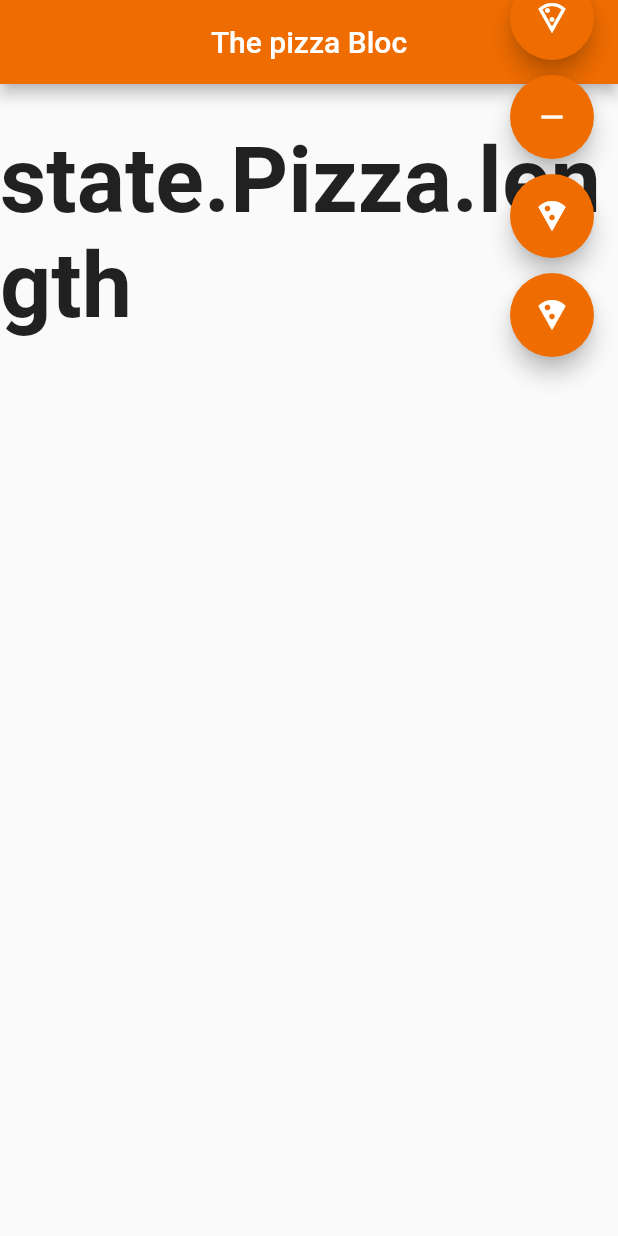
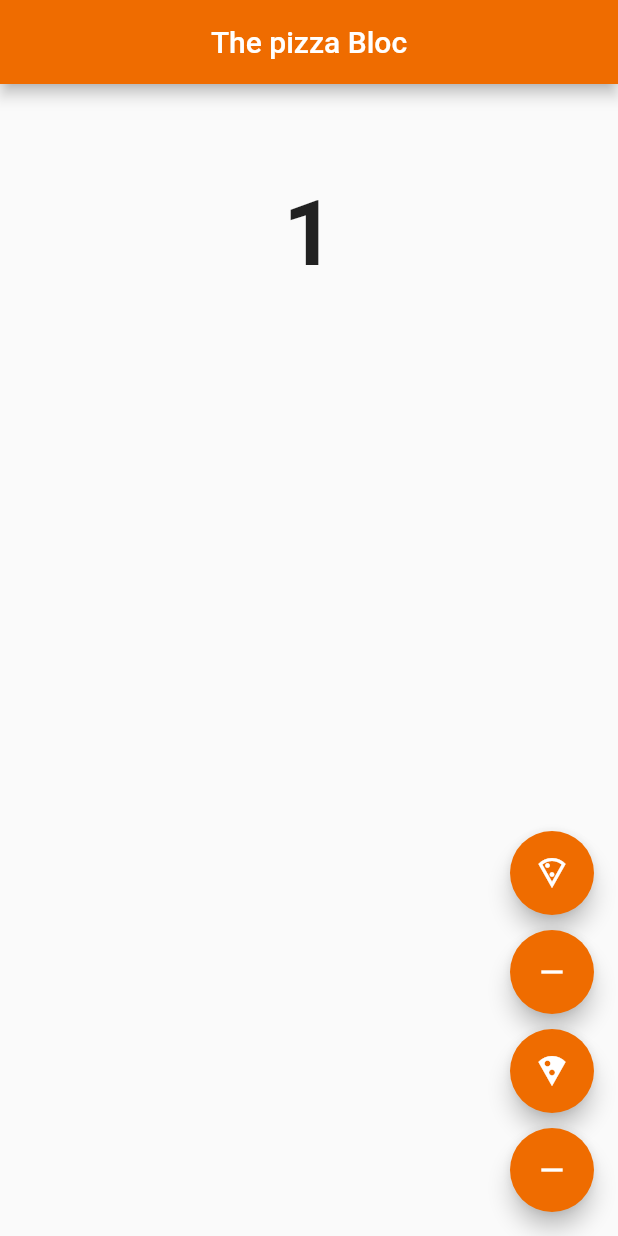
Before and after one commit to eoeefosa/blocplay, a Flutter app: the screen it shows after launch, on a phone screen of 412 x 824 dp. Run offline on Flutter 3.47's test engine with Material 2 defaults, Android fonts, the phone set to English and light mode, and no system bars; our stand-ins replace bloc, equatable, flutter_bloc.

Commit message:
updated ui text and floating action button

```diff
--- a/lib/main.dart
+++ b/lib/main.dart
@@ -22,7 +22,6 @@ class MyApp extends StatelessWidget {
       providers: [
         BlocProvider(
           create: (context) => PizzaBloc()..add(LoadPizzaCounter()),
-
         )
       ],
       child: const MaterialApp(
@@ -48,6 +47,7 @@ class Home extends StatelessWidget {
       body: Center(
         child: BlocBuilder<PizzaBloc, PizzaState>(
           builder: (context, state) {
+            int text = state.props.length;
             if (state is PizzaInitial) {
               return const CircularProgressIndicator();
             }
@@ -55,9 +55,11 @@ class Home extends StatelessWidget {
               return Column(
                 mainAxisAlignment: MainAxisAlignment.center,
                 children: [
-                  const Text(
-                    'state.Pizza.length',
-                    style: TextStyle(fontSize: 60, fontWeight: FontWeight.bold),
+                  Text(
+                    // '${state.Pizza.length}',
+                    '$text',
+                    style: const TextStyle(
+                        fontSize: 60, fontWeight: FontWeight.bold),
                   ),
                   const SizedBox(
                     height: 20,
@@ -90,6 +92,7 @@ class Home extends StatelessWidget {
         ),
       ),
       floatingActionButton: Column(
+        mainAxisAlignment: MainAxisAlignment.end,
         children: [
           FloatingActionButton(
             backgroundColor: Colors.orange[800],
@@ -120,7 +123,7 @@ class Home extends StatelessWidget {
             onPressed: () {
               context.read().add(RemovePizza(Pizza.pizza[1]));
             },
-            child: const Icon(Icons.local_pizza),
+            child: const Icon(Icons.remove),
           ),
         ],
       ),
```
